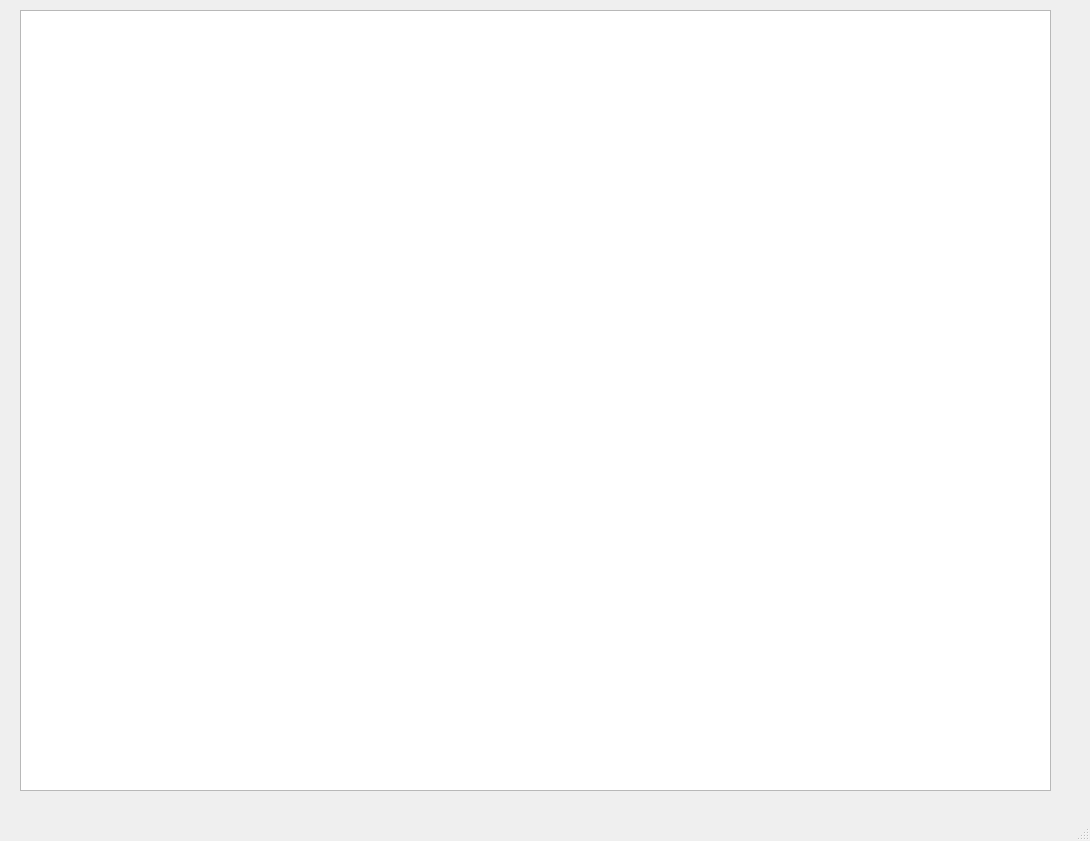
Old version of the form QT/main.ui in the repository ks00141/ks00141.
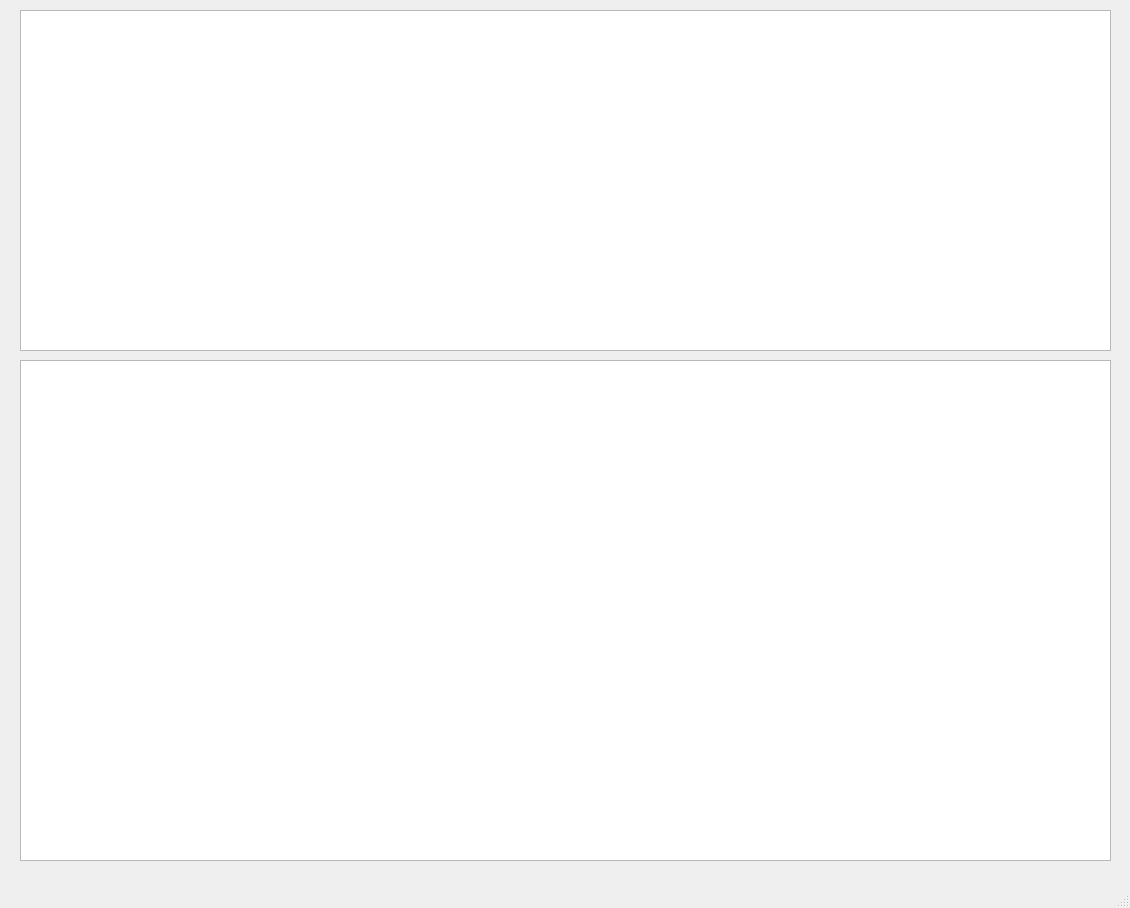
New version of the form.

The edit to the form file:
```diff
--- a/QT/main.ui
+++ b/QT/main.ui
@@ -6,8 +6,8 @@
    <rect>
     <x>0</x>
     <y>0</y>
-    <width>1090</width>
-    <height>841</height>
+    <width>1130</width>
+    <height>908</height>
    </rect>
   </property>
   <property name="windowTitle">
@@ -19,8 +19,18 @@
      <rect>
       <x>20</x>
       <y>10</y>
-      <width>1031</width>
-      <height>781</height>
+      <width>1091</width>
+      <height>341</height>
+     </rect>
+    </property>
+   </widget>
+   <widget class="QTableView" name="tableView">
+    <property name="geometry">
+     <rect>
+      <x>20</x>
+      <y>360</y>
+      <width>1091</width>
+      <height>501</height>
      </rect>
     </property>
    </widget>
```
Left out of the diff: 4 changed lines with no effect on the pictures.
